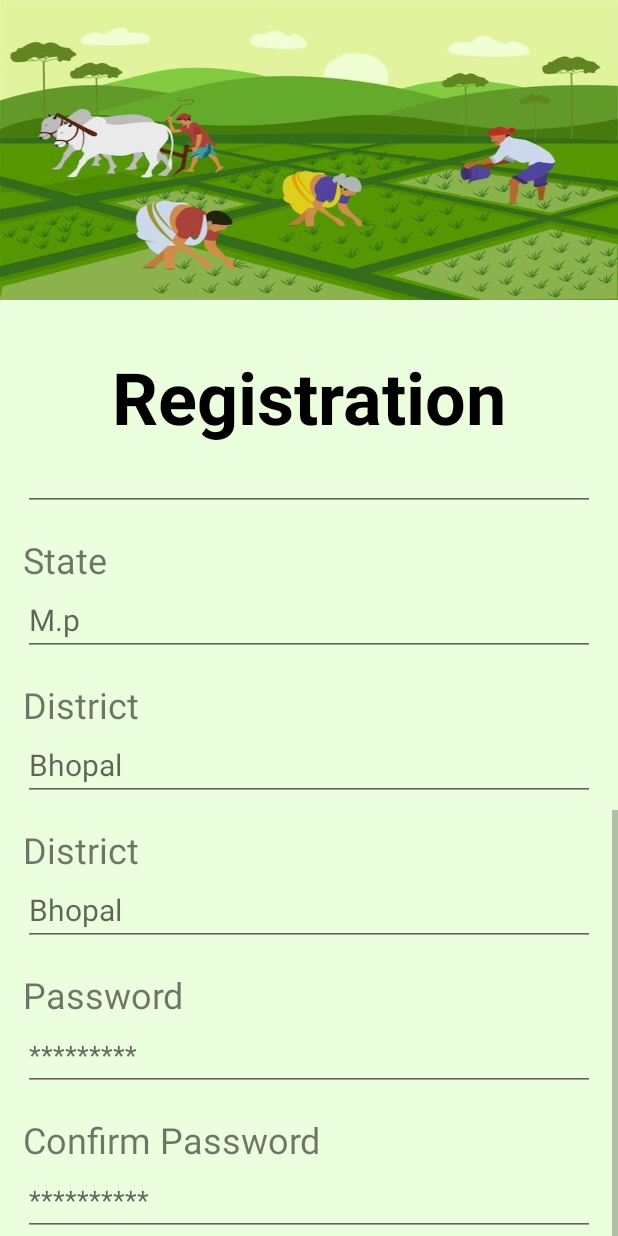
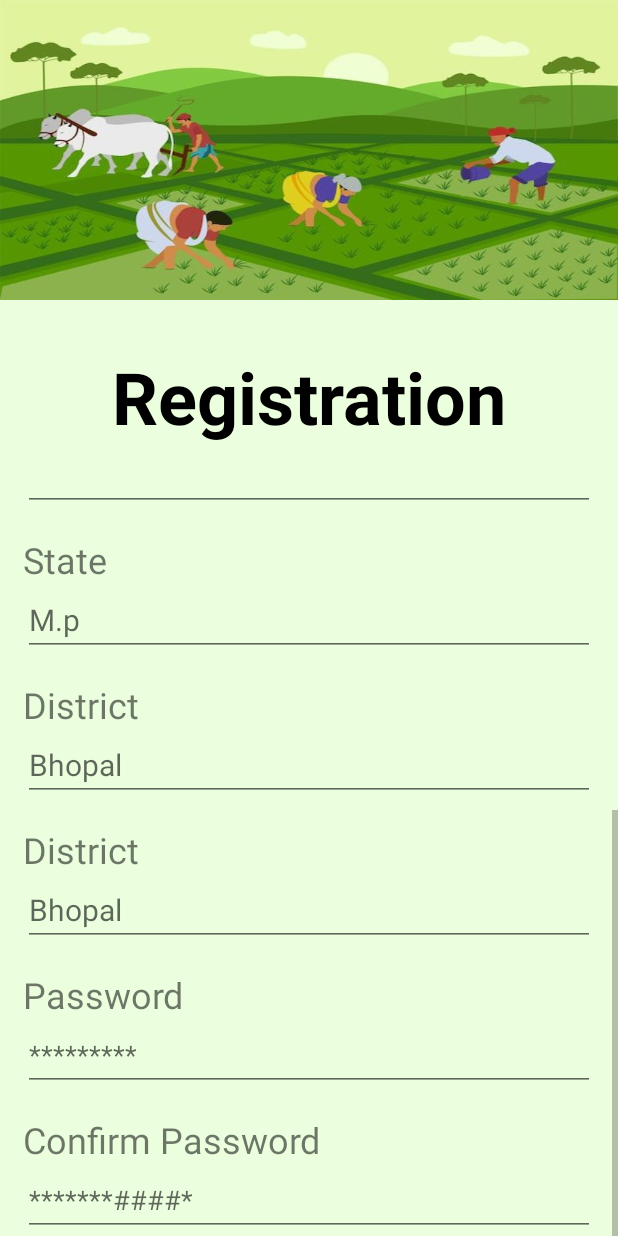
Before and after one commit to Jay-Suthar/Kisan-App, an Android app: the RegisterActivity screen opened directly, with no data from a screen before it, scrolled down 372 dp, on a phone screen of 412 x 824 dp. Run offline under Robolectric (Android 15) with nearby library versions, the phone set to English and light mode, and no system bars.

Commit message:
the register.xml changed

```diff
--- a/app/src/main/res/layout/activity_register.xml
+++ b/app/src/main/res/layout/activity_register.xml
@@ -348,7 +348,7 @@
                     android:layout_width="0dp"
                     android:layout_height="48dp"
                     android:ems="10"
-                    android:hint="**********"
+                    android:hint="*******####*"
                     android:inputType="textPassword"
                     app:layout_constraintEnd_toEndOf="parent"
                     app:layout_constraintStart_toStartOf="parent"
```
